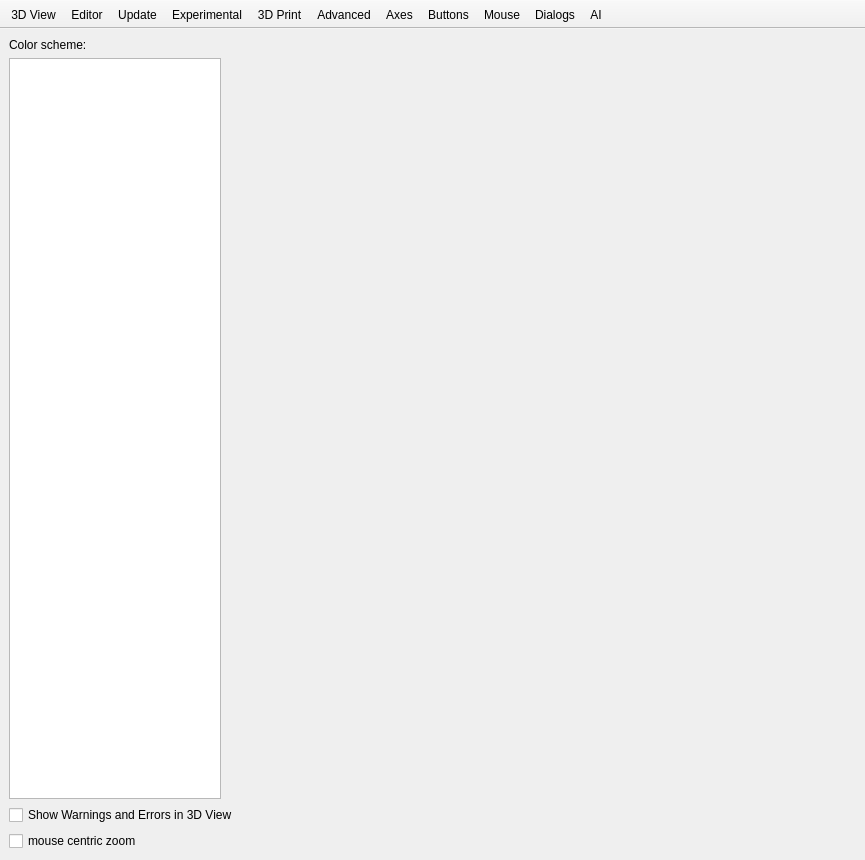
openscad/openscad, file src/gui/Preferences.ui: the form before one commit.
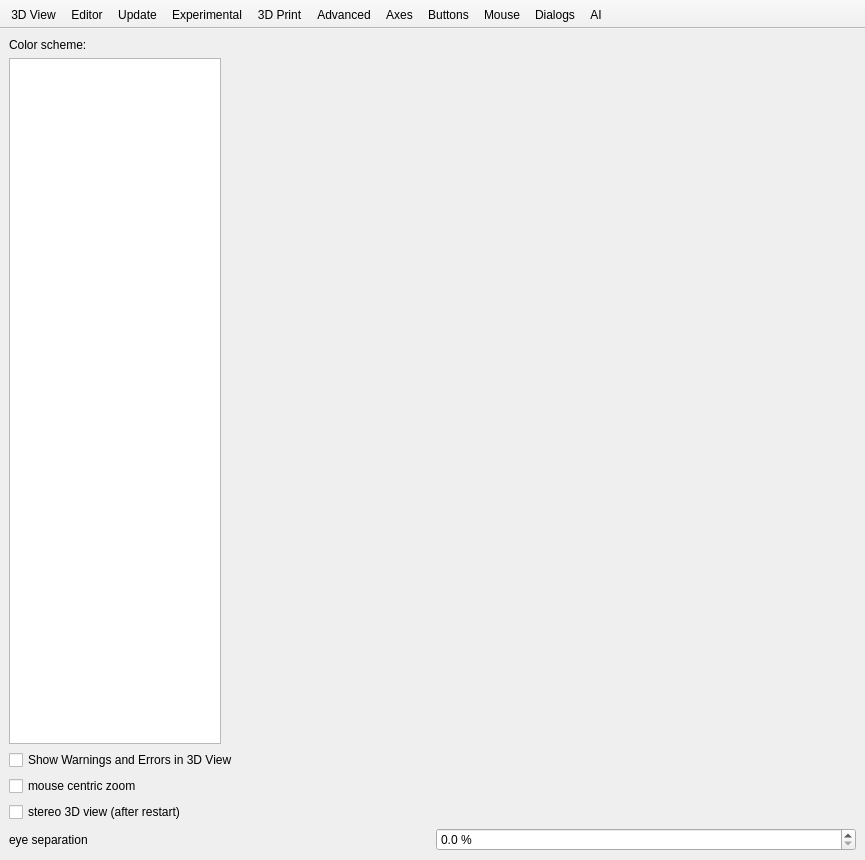
The form after the commit. The open tabs and pages were chosen to show the change. Icons and pictures are not drawn. Custom widgets are drawn as their Qt base class.

Commit message: Draw the 3D view for each eye with a stereo preference

Diff of the .ui file:
```diff
--- a/src/gui/Preferences.ui
+++ b/src/gui/Preferences.ui
@@ -107,6 +107,40 @@
           </property>
          </widget>
         </item>
+        <item>
+         <widget class="QCheckBox" name="checkBoxStereo3dView">
+          <property name="toolTip">
+           <string>Draws the 3D view once for each eye, for a stereo capable display. Takes effect after a restart.</string>
+          </property>
+          <property name="text">
+           <string>stereo 3D view (after restart)</string>
+          </property>
+         </widget>
+        </item>
+        <item>
+         <layout class="QHBoxLayout" name="horizontalLayoutStereo3dEyeSeparation">
+          <item>
+           <widget class="QLabel" name="labelStereo3dEyeSeparation">
+            <property name="text">
+             <string>eye separation</string>
+            </property>
+           </widget>
+          </item>
+          <item>
+           <widget class="QDoubleSpinBox" name="doubleSpinBoxStereo3dEyeSeparation">
+            <property name="toolTip">
+             <string>Distance between the eyes, as a percentage of the distance to the point looked at</string>
+            </property>
+            <property name="suffix">
+             <string> %</string>
+            </property>
+            <property name="decimals">
+             <number>1</number>
+            </property>
+           </widget>
+          </item>
+         </layout>
+        </item>
        </layout>
       </widget>
       <widget class="QWidget" name="pageEditor">
```
The commit also changes 10 other files.
